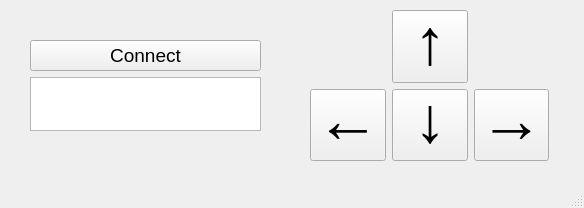
The window that motion_controller/MotionControllerPC/mainwindow.ui (marckolak/wtController) describes before a commit, drawn with Qt 5.
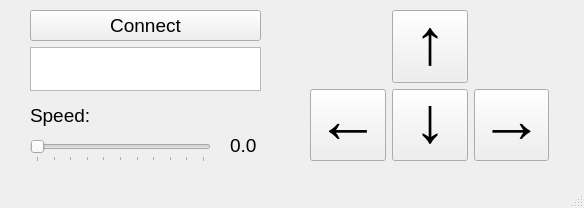
The same window after the commit.

Commit message: basic motion controller functionality achieved

What changed in the file:
```diff
--- a/motion_controller/MotionControllerPC/mainwindow.ui
+++ b/motion_controller/MotionControllerPC/mainwindow.ui
@@ -94,14 +94,17 @@
     <property name="geometry">
      <rect>
       <x>30</x>
-      <y>40</y>
+      <y>10</y>
       <width>231</width>
-      <height>91</height>
+      <height>81</height>
      </rect>
     </property>
     <layout class="QVBoxLayout" name="verticalLayout">
      <item>
-      <widget class="QPushButton" name="pushButton_5">
+      <widget class="QPushButton" name="connectButton">
+       <property name="enabled">
+        <bool>true</bool>
+       </property>
        <property name="font">
         <font>
          <pointsize>14</pointsize>
@@ -110,6 +113,9 @@
        <property name="text">
         <string>Connect</string>
        </property>
+       <property name="checkable">
+        <bool>true</bool>
+       </property>
       </widget>
      </item>
      <item>
@@ -117,6 +123,79 @@
      </item>
     </layout>
    </widget>
+   <widget class="QSlider" name="speedSlider">
+    <property name="geometry">
+     <rect>
+      <x>30</x>
+      <y>140</y>
+      <width>181</width>
+      <height>22</height>
+     </rect>
+    </property>
+    <property name="minimum">
+     <number>0</number>
+    </property>
+    <property name="maximum">
+     <number>100</number>
+    </property>
+    <property name="singleStep">
+     <number>1</number>
+    </property>
+    <property name="pageStep">
+     <number>2</number>
+    </property>
+    <property name="orientation">
+     <enum>Qt::Horizontal</enum>
+    </property>
+    <property name="invertedAppearance">
+     <bool>false</bool>
+    </property>
+    <property name="invertedControls">
+     <bool>false</bool>
+    </property>
+    <property name="tickPosition">
+     <enum>QSlider::TicksBelow</enum>
+    </property>
+    <property name="tickInterval">
+     <number>10</number>
+    </property>
+   </widget>
+   <widget class="QLabel" name="label">
+    <property name="geometry">
+     <rect>
+      <x>30</x>
+      <y>100</y>
+      <width>61</width>
+      <height>31</height>
+     </rect>
+    </property>
+    <property name="font">
+     <font>
+      <pointsize>14</pointsize>
+     </font>
+    </property>
+    <property name="text">
+     <string>Speed:</string>
+    </property>
+   </widget>
+   <widget class="QLabel" name="speedValueLabel">
+    <property name="geometry">
+     <rect>
+      <x>230</x>
+      <y>130</y>
+      <width>47</width>
+      <height>31</height>
+     </rect>
+    </property>
+    <property name="font">
+     <font>
+      <pointsize>14</pointsize>
+     </font>
+    </property>
+    <property name="text">
+     <string>0.0</string>
+    </property>
+   </widget>
   </widget>
   <widget class="QMenuBar" name="menubar">
    <property name="geometry">
```
Left out of the diff: 185 changed lines with no effect on the pictures. The commit also changes 2 other files.
